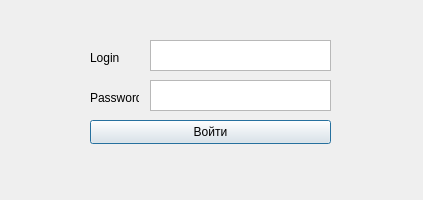
Qt form scripts/Homework/Practice1/b_login/Form1.ui (SofiaStepanenkoA/DevPyQt) before a commit.
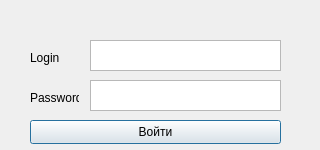
The same form after that commit.

```diff
--- a/scripts/Homework/Practice1/b_login/Form1.ui
+++ b/scripts/Homework/Practice1/b_login/Form1.ui
@@ -6,19 +6,31 @@
    <rect>
     <x>0</x>
     <y>0</y>
-    <width>423</width>
-    <height>200</height>
+    <width>320</width>
+    <height>150</height>
    </rect>
   </property>
+  <property name="minimumSize">
+   <size>
+    <width>320</width>
+    <height>150</height>
+   </size>
+  </property>
+  <property name="maximumSize">
+   <size>
+    <width>300</width>
+    <height>180</height>
+   </size>
+  </property>
   <property name="windowTitle">
    <string>Dialog</string>
   </property>
   <widget class="QPushButton" name="pushButton">
    <property name="geometry">
     <rect>
-     <x>90</x>
+     <x>30</x>
      <y>120</y>
-     <width>241</width>
+     <width>251</width>
      <height>24</height>
     </rect>
    </property>
@@ -29,9 +41,9 @@
   <widget class="QPlainTextEdit" name="plainTextEdit">
    <property name="geometry">
     <rect>
-     <x>150</x>
+     <x>90</x>
      <y>40</y>
-     <width>181</width>
+     <width>191</width>
      <height>31</height>
     </rect>
    </property>
@@ -42,7 +54,7 @@
   <widget class="QLabel" name="label">
    <property name="geometry">
     <rect>
-     <x>90</x>
+     <x>30</x>
      <y>50</y>
      <width>49</width>
      <height>16</height>
@@ -55,7 +67,7 @@
   <widget class="QLabel" name="label_2">
    <property name="geometry">
     <rect>
-     <x>90</x>
+     <x>30</x>
      <y>90</y>
      <width>49</width>
      <height>16</height>
@@ -68,9 +80,9 @@
   <widget class="QPlainTextEdit" name="plainTextEdit_2">
    <property name="geometry">
     <rect>
-     <x>150</x>
+     <x>90</x>
      <y>80</y>
-     <width>181</width>
+     <width>191</width>
      <height>31</height>
     </rect>
    </property>
```
